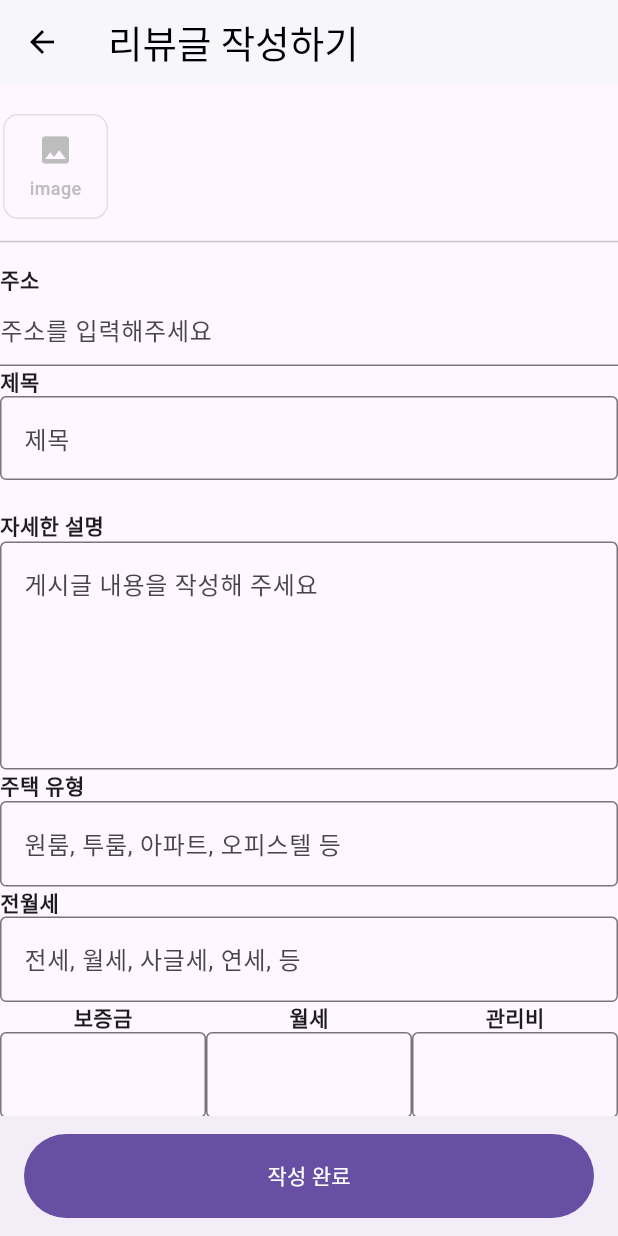
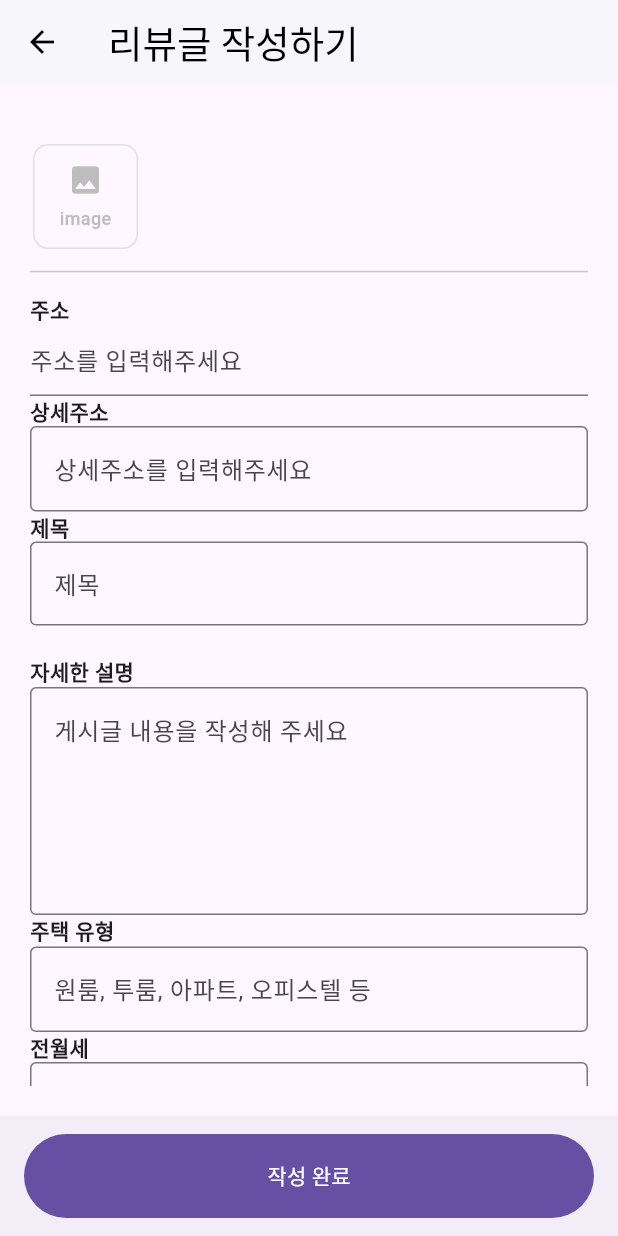
Before and after one commit to mimgusalad/PieApp, a Flutter app: the FormPage screen opened directly, after a tap on "작성 완료", on a phone screen of 412 x 824 dp. Run offline on Flutter 3.47's test engine with Material 3 defaults, Android fonts, the phone set to English and light mode, and no system bars; our stand-ins replace carousel_slider, dio, flutter_rating_bar, get, image_picker, scrollable_positioned_list; missing offline and left inert: kakao_flutter_sdk_common, kakao_flutter_sdk_user, kpostal, sendbird_chat_sdk; network calls fail.

Commit message:
form 작성

```diff
--- a/lib/Components/card.dart
+++ b/lib/Components/card.dart
@@ -1,11 +1,8 @@
 import 'package:flutter/material.dart';
 import 'package:flutter_rating_bar/flutter_rating_bar.dart';
 import 'package:get/get.dart';
-import 'package:get/get_core/src/get_main.dart';
-import 'package:provider/provider.dart';
 import '../DTO/review.dart';
 import '../DTO/succ.dart';
-import '../Storage/review_storage.dart';
 import '../Storage/url.dart';
 
 class Cards extends StatelessWidget {
--- a/lib/Components/form.dart
+++ b/lib/Components/form.dart
@@ -5,8 +5,11 @@ import 'package:flutter_rating_bar/flutter_rating_bar.dart';
 import 'package:image_picker/image_picker.dart';
 import 'package:kpostal/kpostal.dart';
 import 'package:provider/provider.dart';
+import 'package:dio/dio.dart';
+import '../DTO/form.dart';
+import '../Kakao/kakao_login.dart';
 import '../Storage/image_storage.dart';
-import 'package:intl/intl.dart';
+import '../Kakao/view_model.dart';
 
 class FormButton extends StatelessWidget {
   const FormButton({super.key});
@@ -16,9 +19,9 @@ class FormButton extends StatelessWidget {
     return FloatingActionButton.extended(
       onPressed: () {
         Navigator.push(
-            context, MaterialPageRoute(builder: (context) => FormPage()));
+            context, MaterialPageRoute(builder: (context) => const FormPage()));
       },
-      label: Text('글쓰기'),
+      label: const Text('글쓰기'),
       icon: const Icon(Icons.edit_outlined),
     );
   }
@@ -42,10 +45,14 @@ class _FormPageState extends State<FormPage> {
   final _utilityController = TextEditingController();
   final _livingYearController = TextEditingController();
   final _feeController = TextEditingController();
-  final _ratingController = TextEditingController();
+  late var _rating;
+  late var _latitude;
+  late var _longitude;
   final _picker = ImagePicker();
 
-  final List<XFile?> _pickedImages = [];
+  late List<XFile?> _pickedImages = [];
+  final FormDTO _formDTO = FormDTO(imgList: []);
+  //final viewModel = MainViewModel(KakaoLogin());
 
   @override
   Widget build(BuildContext context) {
@@ -53,9 +60,11 @@ class _FormPageState extends State<FormPage> {
     final images = context.watch<ImageStorage>().pickedImages;
     return Scaffold(
       appBar: AppBar(title: const Text('리뷰글 작성하기')),
-      body: ListView(
+      body: Container(
+        margin: const EdgeInsets.all(20.0),
+        child: ListView(
           children: [
-          SizedBox(
+            const SizedBox(
               height: 20,
             ),
             Row(
@@ -71,18 +80,33 @@ class _FormPageState extends State<FormPage> {
             // 주소
             const Text('주소', style: TextStyle(fontWeight: FontWeight.bold)),
             // 주소 찾기 api
-          TextField(
+            SizedBox(
+              child: TextField(
                 controller: _addressController,
                 readOnly: true,
                 onTap: () async {
                   Kpostal result = await Navigator.push(
                       context, MaterialPageRoute(builder: (_) => KpostalView()));
                   _addressController.text = result.jibunAddress;
+                  _latitude = result.latitude;
+                  _longitude = result.longitude;
                 },
                 decoration: const InputDecoration(
                   hintText: '주소를 입력해주세요',
                 ),
-          ),
+              ),),
+            const Text('상세주소',
+                style: TextStyle(
+                  fontWeight: FontWeight.bold,
+                )),
+            SizedBox(
+                width: 300,
+                child: TextField(
+                    controller: _addressDetailController,
+                    decoration: const InputDecoration(
+                      hintText: '상세주소를 입력해주세요',
+                      border: OutlineInputBorder(),
+                    ))),
             // 제목
             const Text('제목', style: TextStyle(fontWeight: FontWeight.bold)),
             SizedBox(
@@ -97,7 +121,7 @@ class _FormPageState extends State<FormPage> {
               height: 20,
             ),
             // 내용
-          Text('자세한 설명',
+            const Text('자세한 설명',
                 style: TextStyle(
                   fontWeight: FontWeight.bold,
                 )),
@@ -112,7 +136,7 @@ class _FormPageState extends State<FormPage> {
                   maxLines: 5,
                   keyboardType: TextInputType.multiline,
                 )),
-          Text('주택 유형',
+            const Text('주택 유형',
                 style: TextStyle(
                   fontWeight: FontWeight.bold,
                 )),
@@ -124,7 +148,7 @@ class _FormPageState extends State<FormPage> {
                       hintText: '원룸, 투룸, 아파트, 오피스텔 등',
                       border: OutlineInputBorder(),
                     ))),
-          Text('전월세',
+            const Text('전월세',
                 style: TextStyle(
                   fontWeight: FontWeight.bold,
                 )),
@@ -141,7 +165,7 @@ class _FormPageState extends State<FormPage> {
                 Expanded(
                   child: Column(
                     children: [
-                    Text(
+                      const Text(
                         '보증금',
                         style: TextStyle(
                           fontWeight: FontWeight.bold,
@@ -167,7 +191,7 @@ class _FormPageState extends State<FormPage> {
                 Expanded(
                   child: Column(
                     children: [
-                    Text(
+                      const Text(
                         '월세',
                         style: TextStyle(
                           fontWeight: FontWeight.bold,
@@ -193,7 +217,7 @@ class _FormPageState extends State<FormPage> {
                 Expanded(
                   child: Column(
                     children: [
-                    Text(
+                      const Text(
                         '관리비',
                         style: TextStyle(
                           fontWeight: FontWeight.bold,
@@ -219,7 +243,7 @@ class _FormPageState extends State<FormPage> {
               ],
             ),
 
-          Text('입주년도',
+            const Text('입주년도',
                 style: TextStyle(
                   fontWeight: FontWeight.bold,
                 )),
@@ -235,7 +259,7 @@ class _FormPageState extends State<FormPage> {
                       hintText: 'YYYY',
                       border: OutlineInputBorder(),
                     ))),
-          Text('평점',
+            const Text('평점',
                 style: TextStyle(
                   fontWeight: FontWeight.bold,
                 )),
@@ -252,7 +276,9 @@ class _FormPageState extends State<FormPage> {
                   color: Colors.amber,
                 ),
                 onRatingUpdate: (rating) {
-                print(rating);
+                  setState(() {
+                    _rating = rating;
+                  });
                 },
               ),
             ),
@@ -262,11 +288,33 @@ class _FormPageState extends State<FormPage> {
             ),
           ],
         ),
+      ),
       bottomNavigationBar: BottomAppBar(
           child: FilledButton(
         onPressed: () {
-          context.read<ImageStorage>().submitImage();
-          //Navigator.pop(context);
+          // Store picked images in a temporary variable
+          List<XFile?> tempImages = context.read<ImageStorage>().pickedImages;
+          // Use the temporary variable to create MultipartFile list
+          List<MultipartFile> img_list = tempImages.map((e) => MultipartFile.fromFileSync(e!.path)).toList();
+
+          _formDTO.setImgList(img_list);
+          _formDTO.setAddress(_addressController.text);
+          _formDTO.setAddressDetail(_addressDetailController.text);
+          _formDTO.setContentTitle(_titleController.text);
+          _formDTO.setContentText(_contentController.text);
+          _formDTO.setHouseType(_houseTypeController.text);
+          _formDTO.setPayment(_paymentController.text);
+          _formDTO.setUtility(_utilityController.text);
+          _formDTO.setLivingYear(_livingYearController.text);
+          _formDTO.setRating(_rating);
+          _formDTO.setDeposit(int.parse(_depositController.text));
+          _formDTO.setFee(int.parse(_feeController.text));
+          _formDTO.setUserId(16);
+          _formDTO.setLatitude(_latitude);
+          _formDTO.setLongitude(_longitude);
+          context.read<ImageStorage>().submitFormToServer(_formDTO);
+          Navigator.pop(context);
+          context.read<ImageStorage>().clearImage();
         },
         child: const Text('작성 완료'),
       )),
@@ -331,7 +379,7 @@ class _FormPageState extends State<FormPage> {
             top: 0,
             right: 0,
             child: Transform.translate(
-              offset: Offset(20, -20),
+              offset: const Offset(20, -20),
               child: IconButton(
                 onPressed: () {
                   context.read<ImageStorage>().deleteImage(e);
--- a/lib/Components/review_detail.dart
+++ b/lib/Components/review_detail.dart
@@ -4,7 +4,6 @@ import 'package:flutter/material.dart';
 import 'package:get/get.dart';
 import 'package:pie/DTO/review.dart';
 import 'package:provider/provider.dart';
-import '../Storage/review_storage.dart' as store;
 import '../Storage/favorite_storage.dart';
 import '../Storage/url.dart';
 
--- a/lib/DTO/form.dart
+++ b/lib/DTO/form.dart
@@ -1,21 +1,24 @@
-import 'package:get/get_connect/http/src/multipart/multipart_file.dart';
 
-class Form {
-  final List<MultipartFile>? img_list;
-  final int userId; // 리뷰 작성 user Id
-  final String? houseType; // 원룸, 투룸 등 정보
-  final String? payment; // 전세 혹은 월세
-  final String? utility; // 관리비
-  final String? livingYear; //거주년도
-  final double? rating; // 별점 평가 점수
-  final int? deposit; //보증금
-  final int? fee; //월세
-  final String? address;
-  final String? addressDetail; // 주소 자세히
-  final String? contentTitle; // 리뷰 글 제목
-  final String? contentText; // 리뷰 글 내용
+import 'package:dio/dio.dart';
 
-  Form(
+class FormDTO {
+  List<MultipartFile> imgList;
+  int? userId; // 리뷰 작성 user Id
+  String? houseType; // 원룸, 투룸 등 정보
+  String? payment; // 전세 혹은 월세
+  String? utility; // 관리비
+  String? livingYear; //거주년도
+  double? rating; // 별점 평가 점수
+  int? deposit; //보증금
+  int? fee; //월세
+  String? address;
+  String? addressDetail; // 주소 자세히
+  String? contentTitle; // 리뷰 글 제목
+  String? contentText; // 리뷰 글 내용
+  double? latitude; // 위도
+  double? longitude; // 경도
+
+  FormDTO({
     this.houseType,
     this.payment,
     this.utility,
@@ -27,6 +30,82 @@ class Form {
     this.addressDetail,
     this.contentTitle,
     this.contentText,
-      this.img_list,
-      this.userId);
+    required this.imgList,
+    this.userId,
+    this.latitude,
+    this.longitude,
+  });
+
+  Map<String, dynamic> toJson() {
+    return {
+      'imgList': imgList,
+      'userId': userId,
+      'houseType': houseType,
+      'payment': payment,
+      'utility': utility,
+      'livingYear': livingYear,
+      'rating': rating,
+      'deposit': deposit,
+      'fee': fee,
+      'address': address,
+      'addressDetail': addressDetail,
+      'contentTitle': contentTitle,
+      'contentText': contentText,
+      'latitude': latitude,
+      'longitude': longitude,
+    };
   }
+
+  // Setter method for imgList
+  void setImgList(List<MultipartFile> newList) {
+    imgList = newList;
+  }
+
+// Add setter methods for other fields as needed
+  void setHouseType(String? newHouseType) {
+    houseType = newHouseType;
+  }
+  void setPayment(String? newPayment) {
+    payment = newPayment;
+  }
+  void setUtility(String? newUtility) {
+    utility = newUtility;
+  }
+  void setLivingYear(String? newLivingYear) {
+    livingYear = newLivingYear;
+  }
+  void setRating(double? newRating) {
+    rating = newRating;
+  }
+  void setDeposit(int? newDeposit) {
+    deposit = newDeposit;
+  }
+  void setFee(int? newFee) {
+    fee = newFee;
+  }
+  void setAddress(String? newAddress) {
+    address = newAddress;
+  }
+  void setAddressDetail(String? newAddressDetail) {
+    addressDetail = newAddressDetail;
+  }
+  void setContentTitle(String? newContentTitle) {
+    contentTitle = newContentTitle;
+  }
+  void setContentText(String? newContentText) {
+    contentText = newContentText;
+  }
+  void setUserId(int? newUserId) {
+    if(newUserId != null) {
+      userId = newUserId!;
+    }else{
+      userId = 16;
+    }
+  }
+  void setLatitude(double? newLatitude) {
+    latitude = newLatitude;
+  }
+  void setLongitude(double? newLongitude) {
+    longitude = newLongitude;
+  }
+}
--- a/lib/Pages/favorite.dart
+++ b/lib/Pages/favorite.dart
@@ -1,5 +1,4 @@
 import 'package:flutter/material.dart';
-import 'package:get/get.dart';
 import 'package:provider/provider.dart';
 import '../Components/card.dart' as cards;
 import '../Components/form.dart' as form;
--- a/lib/Pages/home.dart
+++ b/lib/Pages/home.dart
@@ -12,7 +12,7 @@ class Page extends StatelessWidget {
   Widget build(BuildContext context) {
     return Scaffold(
         appBar: AppBar(
-            title: Text('리뷰')
+            title: const Text('리뷰')
         ),
         body: RefreshIndicator( // pull to refresh
           onRefresh: () {
@@ -29,7 +29,7 @@ class Page extends StatelessWidget {
           },
           ),
         ),
-        floatingActionButton: form.FormButton()
+        floatingActionButton: const form.FormButton()
     );
   }
 }
--- a/lib/Pages/message_list.dart
+++ b/lib/Pages/message_list.dart
@@ -1,4 +1,3 @@
-import 'dart:async';
 import 'package:flutter/material.dart';
 import 'package:get/get.dart';
 import 'package:sendbird_chat_sdk/sendbird_chat_sdk.dart';
--- a/lib/Pages/succ.dart
+++ b/lib/Pages/succ.dart
@@ -11,7 +11,7 @@ class Page extends StatelessWidget {
   Widget build(BuildContext context) {
     return Scaffold(
       appBar: AppBar(
-          title: Text('승계 글 목록')
+          title: const Text('승계 글 목록')
       ),
       body: RefreshIndicator( // pull to refresh
         onRefresh: () {
@@ -22,7 +22,7 @@ class Page extends StatelessWidget {
         itemBuilder:(context, index) {
           return cards.SuccCards(index: index, info: context.watch<SuccStorage>().articles[index]);
         }, separatorBuilder: (BuildContext context, int index) {return const SizedBox(height: 8);  },)),
-      floatingActionButton: form.FormButton()
+      floatingActionButton: const form.FormButton()
     );
   }
 }
--- a/lib/Storage/image_storage.dart
+++ b/lib/Storage/image_storage.dart
@@ -1,7 +1,7 @@
-import 'dart:convert';
 import 'package:dio/dio.dart';
 import 'package:flutter/cupertino.dart';
 import 'package:image_picker/image_picker.dart';
+import '../DTO/form.dart';
 import 'url.dart';
 
 var dio = Dio();
@@ -19,16 +19,27 @@ class ImageStorage extends ChangeNotifier{
     notifyListeners();
   }
 
-  void submitImage() async {
-    FormData _formData;
-    final List<MultipartFile> img_list = pickedImages.map((e) => MultipartFile.fromFileSync(e!.path)).toList();
-    dio.options.contentType = 'multipart/form-data';
-    _formData = FormData.fromMap({
-      'images': img_list,
-    });
-    var res = await dio.post('$BASEURL/checkpost2', data: _formData);
+  void clearImage(){
     pickedImages.clear();
-    //debugPrint('submitImage() called, res: $res');
     notifyListeners();
   }
+
+  Future<void> submitFormToServer(FormDTO formDTO) async {
+    print('submitFormToServer');
+    print(formDTO.toJson());
+    Dio dio = new Dio();
+    try{
+      Response res = await dio.post(
+        '$BASEURL/form',
+        data: formDTO.toJson(),
+        options: Options(
+          headers: {
+            'Content-Type': 'application/json',
+          },
+        ),
+      );
+    }catch(e){
+      print(e);
+    }
+  }
 }
--- a/lib/Storage/succ_storage.dart
+++ b/lib/Storage/succ_storage.dart
@@ -2,7 +2,6 @@ import 'dart:convert';
 import 'package:flutter/material.dart';
 import 'package:pie/DTO/succ.dart';
 import 'package:http/http.dart' as http;
-import '../DTO/user_info.dart';
 import 'url.dart';
 
 class SuccStorage extends ChangeNotifier{
--- a/lib/Storage/user_storage.dart
+++ b/lib/Storage/user_storage.dart
@@ -1,5 +1,4 @@
 import 'package:flutter/cupertino.dart';
-import 'package:kakao_flutter_sdk_user/kakao_flutter_sdk_user.dart';
 
 class UserStorage extends ChangeNotifier{
 }
```
Also changed, not shown: lib/Kakao/view_model.dart (+13 -11 lines), pubspec.lock. Lines whose indentation alone changed are shown as unchanged.
